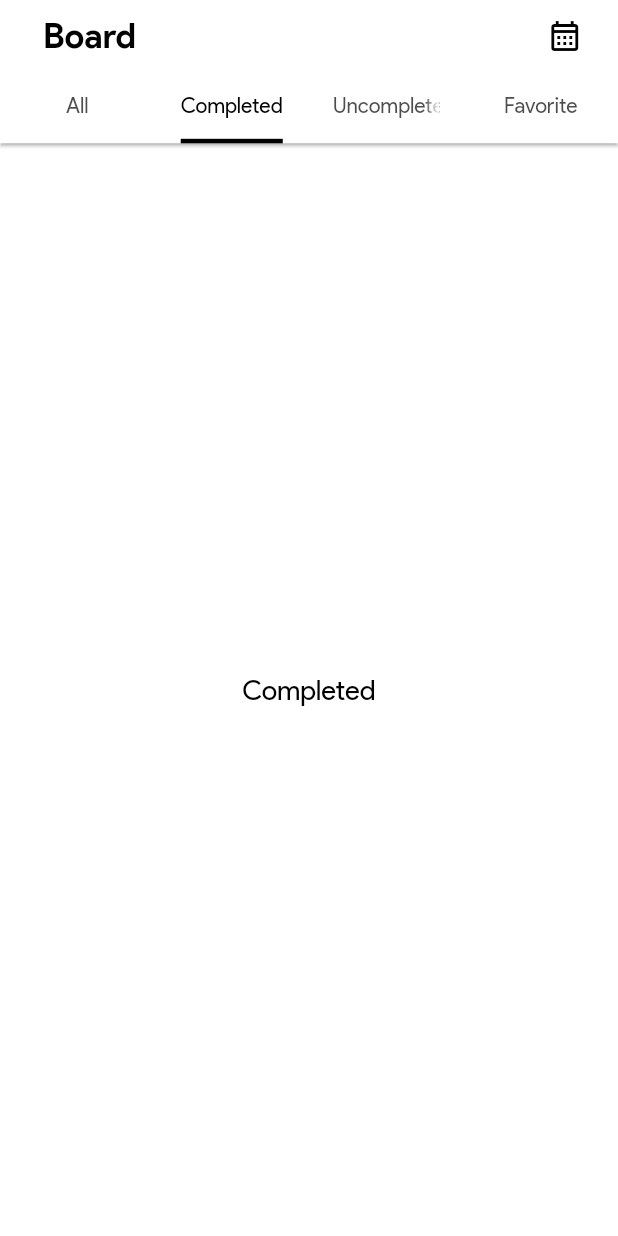
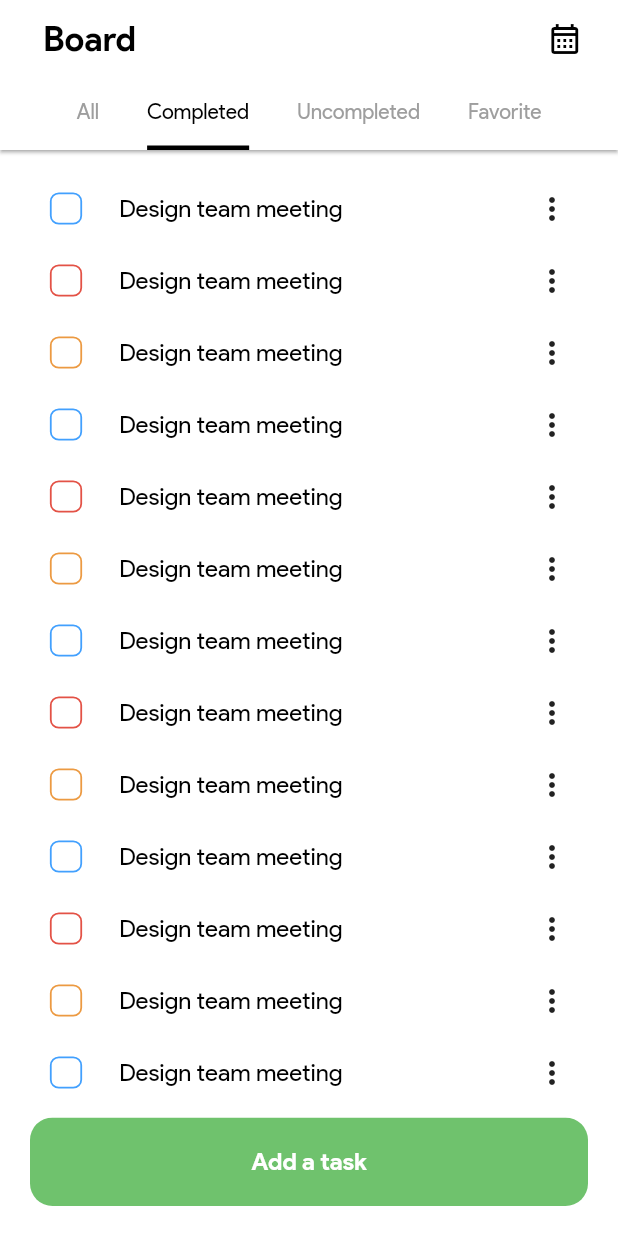
Before and after one commit to umrhsn/ToDoApp, a Flutter app: the screen it shows after launch, tab 2 chosen, on a phone screen of 412 x 824 dp. Run offline on Flutter 3.47's test engine with Material 2 defaults, Android fonts, the light colour scheme and no system bars; our stand-ins replace equatable, flutter_bloc, flutter_screenutil.

Commit message:
finalization board_screen.dart ui

```diff
--- a/lib/src/config/themes/app_theme.dart
+++ b/lib/src/config/themes/app_theme.dart
@@ -1,7 +1,7 @@
 import 'package:flutter/material.dart';
-import 'package:flutter_screenutil/flutter_screenutil.dart';
 import 'package:to_do_app/src/config/themes/widgets/app_bar_theme.dart';
 import 'package:to_do_app/src/config/themes/widgets/tab_bar_theme.dart';
+import 'package:to_do_app/src/config/themes/widgets/text_theme.dart';
 import 'package:to_do_app/src/core/utils/app_colors.dart';
 import 'package:to_do_app/src/core/utils/app_strings.dart';
 
@@ -15,10 +15,7 @@ class AppThemes {
       primarySwatch: AppColors.primarySwatch,
       scaffoldBackgroundColor: isLight ? Colors.white : Colors.black,
       fontFamily: AppStrings.fontFamily,
-      textTheme: TextTheme(
-        bodyMedium: TextStyle(
-            fontSize: 16.sp, color: isLight ? Colors.black : Colors.white),
-      ),
+      textTheme: AppTextThemes.textTheme(isLight: isLight),
     );
   }
 }
--- a/lib/src/config/themes/widgets/tab_bar_theme.dart
+++ b/lib/src/config/themes/widgets/tab_bar_theme.dart
@@ -1,5 +1,4 @@
 import 'package:flutter/material.dart';
-import 'package:to_do_app/src/core/utils/app_colors.dart';
 
 class TabBarThemes {
   static TabBarTheme tabBarTheme({required bool isLight}) {
@@ -15,6 +14,7 @@ class TabBarThemes {
         // borderRadius: BorderRadius.circular(10),
       ),
       labelColor: isLight ? Colors.black : Colors.white,
+      unselectedLabelColor: Colors.grey,
       indicatorSize: TabBarIndicatorSize.label,
     );
   }
--- /dev/null
+++ b/lib/src/config/themes/widgets/text_theme.dart
@@ -0,0 +1,11 @@
+import 'package:flutter/material.dart';
+import 'package:flutter_screenutil/flutter_screenutil.dart';
+
+class AppTextThemes {
+  static TextTheme textTheme({required bool isLight}) {
+    return TextTheme(
+      bodyMedium: TextStyle(
+          fontSize: 14.sp, color: isLight ? Colors.black : Colors.white),
+    );
+  }
+}
--- a/lib/src/core/utils/app_colors.dart
+++ b/lib/src/core/utils/app_colors.dart
@@ -5,4 +5,12 @@ class AppColors {
   static const MaterialColor primarySwatch = Colors.green;
   static Color shadowLight = Colors.grey.shade500;
   static Color shadowDark = Colors.grey.shade200;
+
+  /// [tasksColorsList] to be used in [BoardScreen] and [ScheduleScreen]
+  static List<Color> tasksColorsList = [
+    const Color(0xFFE35246),
+    const Color(0xFFEC9A42),
+    const Color(0xFFF5C511),
+    const Color(0xFF42A0FE),
+  ];
 }
--- a/lib/src/core/utils/app_constants.dart
+++ b/lib/src/core/utils/app_constants.dart
@@ -12,10 +12,10 @@ class AppConstants {
     Tab(text: 'Favorite'),
   ];
 
-  static const List<Widget> boardTabViews = [
-    Padding(padding: EdgeInsets.all(20), child: AllTabBarView()),
-    Padding(padding: EdgeInsets.all(20), child: CompletedTabBarView()),
-    Padding(padding: EdgeInsets.all(20), child: UncompletedTabBarView()),
-    Padding(padding: EdgeInsets.all(20), child: FavoriteTabBarView()),
+  static const List<Widget> boardTabViewsList = [
+    AllTabBarView(),
+    CompletedTabBarView(),
+    UncompletedTabBarView(),
+    FavoriteTabBarView(),
   ];
 }
--- a/lib/src/core/widgets/app_bar_widget.dart
+++ b/lib/src/core/widgets/app_bar_widget.dart
@@ -10,7 +10,7 @@ class AppBarWidget extends StatelessWidget with PreferredSizeWidget {
   bool hasActions;
   final IconData? trailingIcon;
   void Function()? trailingIconOnTap;
-  TabBar? bottom;
+  PreferredSizeWidget? bottom;
   double toolbarHeight;
 
   AppBarWidget({
--- /dev/null
+++ b/lib/src/core/widgets/my_button_widget.dart
@@ -0,0 +1,36 @@
+import 'package:flutter/material.dart';
+import 'package:flutter_screenutil/flutter_screenutil.dart';
+import 'package:to_do_app/src/config/routes/app_routes.dart';
+import 'package:to_do_app/src/core/utils/app_colors.dart';
+
+class MyButtonWidget extends StatelessWidget {
+  final double minWidth;
+  final void Function()? onPressed;
+  final String label;
+
+  const MyButtonWidget(
+      {Key? key,
+      this.minWidth = double.infinity,
+      required this.onPressed,
+      required this.label})
+      : super(key: key);
+
+  @override
+  Widget build(BuildContext context) {
+    return ClipRRect(
+      borderRadius: BorderRadius.circular(15),
+      child: MaterialButton(
+        minWidth: minWidth,
+        padding: const EdgeInsets.all(20),
+        onPressed: onPressed,
+        color: AppColors.primary,
+        textColor: Colors.white,
+        elevation: 0,
+        child: Text(
+          label,
+          style: TextStyle(fontSize: 14.sp, fontWeight: FontWeight.bold),
+        ),
+      ),
+    );
+  }
+}
--- a/lib/src/features/board/presentation/screens/board_screen.dart
+++ b/lib/src/features/board/presentation/screens/board_screen.dart
@@ -21,17 +21,17 @@ class _BoardScreenState extends State<BoardScreen> {
   @override
   Widget build(BuildContext context) {
     final appBar = AppBarWidget(
-      toolbarHeight: 80.h,
+      toolbarHeight: 100,
       title: AppStrings.boardScreenTitle,
       hasActions: true,
       trailingIcon: Icons.calendar_month_outlined,
       trailingIconOnTap: () =>
           Navigator.pushNamed(context, Routes.scheduleRoute),
-      bottom: const TabBar(tabs: AppConstants.boardTabs),
+      bottom: const TabBar(tabs: AppConstants.boardTabs, isScrollable: true),
     );
 
     return DefaultTabController(
-      length: AppConstants.boardTabViews.length,
+      length: AppConstants.boardTabViewsList.length,
       child: Scaffold(
         appBar: appBar,
         body: _buildBodyContent(),
--- a/lib/src/features/board/presentation/views/all_tab_bar_view.dart
+++ b/lib/src/features/board/presentation/views/all_tab_bar_view.dart
@@ -1,7 +1,5 @@
 import 'package:flutter/material.dart';
-import 'package:flutter_screenutil/flutter_screenutil.dart';
-import 'package:to_do_app/src/config/routes/app_routes.dart';
-import 'package:to_do_app/src/core/utils/app_colors.dart';
+import 'package:to_do_app/src/features/board/presentation/widgets/tab_view_widget.dart';
 
 class AllTabBarView extends StatefulWidget {
   const AllTabBarView({Key? key}) : super(key: key);
@@ -13,31 +11,6 @@ class AllTabBarView extends StatefulWidget {
 class _AllTabBarViewState extends State<AllTabBarView> {
   @override
   Widget build(BuildContext context) {
-    return Column(
-      mainAxisAlignment: MainAxisAlignment.spaceBetween,
-      children: [
-        Expanded(
-          child: ListView.builder(
-              itemBuilder: (context, index) => Text('item$index'),
-              itemCount: 100),
-        ),
-        SizedBox(height: 15.h),
-        ClipRRect(
-          borderRadius: BorderRadius.circular(15),
-          child: MaterialButton(
-            minWidth: double.infinity,
-            padding: const EdgeInsets.all(20),
-            onPressed: () => Navigator.pushNamed(context, Routes.addTaskRoute),
-            color: AppColors.primary,
-            textColor: Colors.white,
-            elevation: 0,
-            child: Text(
-              'Add a task',
-              style: TextStyle(fontSize: 14.sp, fontWeight: FontWeight.bold),
-            ),
-          ),
-        )
-      ],
-    );
+    return const MyTabView();
   }
 }
--- a/lib/src/features/board/presentation/views/completed_tab_bar_view.dart
+++ b/lib/src/features/board/presentation/views/completed_tab_bar_view.dart
@@ -1,4 +1,5 @@
 import 'package:flutter/material.dart';
+import 'package:to_do_app/src/features/board/presentation/widgets/tab_view_widget.dart';
 
 class CompletedTabBarView extends StatefulWidget {
   const CompletedTabBarView({Key? key}) : super(key: key);
@@ -10,6 +11,6 @@ class CompletedTabBarView extends StatefulWidget {
 class _CompletedTabBarViewState extends State<CompletedTabBarView> {
   @override
   Widget build(BuildContext context) {
-    return Center(child: Text('Completed'));
+    return const MyTabView();
   }
 }
--- a/lib/src/features/board/presentation/views/favorite_tab_bar_view.dart
+++ b/lib/src/features/board/presentation/views/favorite_tab_bar_view.dart
@@ -1,4 +1,5 @@
 import 'package:flutter/material.dart';
+import 'package:to_do_app/src/features/board/presentation/widgets/tab_view_widget.dart';
 
 class FavoriteTabBarView extends StatefulWidget {
   const FavoriteTabBarView({Key? key}) : super(key: key);
@@ -10,6 +11,6 @@ class FavoriteTabBarView extends StatefulWidget {
 class _FavoriteTabBarViewState extends State<FavoriteTabBarView> {
   @override
   Widget build(BuildContext context) {
-    return Center(child: Text('Favorite'));
+    return const MyTabView();
   }
 }
--- a/lib/src/features/board/presentation/views/uncompleted_tab_bar_view.dart
+++ b/lib/src/features/board/presentation/views/uncompleted_tab_bar_view.dart
@@ -1,4 +1,5 @@
 import 'package:flutter/material.dart';
+import 'package:to_do_app/src/features/board/presentation/widgets/tab_view_widget.dart';
 
 class UncompletedTabBarView extends StatefulWidget {
   const UncompletedTabBarView({Key? key}) : super(key: key);
@@ -10,6 +11,6 @@ class UncompletedTabBarView extends StatefulWidget {
 class _UncompletedTabBarViewState extends State<UncompletedTabBarView> {
   @override
   Widget build(BuildContext context) {
-    return Center(child: Text('Uncompleted'));
+    return const MyTabView();
   }
 }
--- a/lib/src/features/board/presentation/widgets/board_content.dart
+++ b/lib/src/features/board/presentation/widgets/board_content.dart
@@ -1,13 +1,28 @@
 import 'package:flutter/material.dart';
+import 'package:flutter_screenutil/flutter_screenutil.dart';
+import 'package:to_do_app/src/config/routes/app_routes.dart';
+import 'package:to_do_app/src/core/utils/app_colors.dart';
 import 'package:to_do_app/src/core/utils/app_constants.dart';
+import 'package:to_do_app/src/core/widgets/my_button_widget.dart';
 
 class BoardContent extends StatelessWidget {
   BoardContent({Key? key}) : super(key: key);
 
   @override
   Widget build(BuildContext context) {
-    return const TabBarView(
-      children: AppConstants.boardTabViews,
+    return Padding(
+      padding: const EdgeInsets.only(left: 20, right: 20, bottom: 20, top: 15),
+      child: Column(
+        children: [
+          Expanded(
+            child: TabBarView(children: AppConstants.boardTabViewsList),
+          ),
+          MyButtonWidget(
+            label: 'Add a task',
+            onPressed: () => Navigator.pushNamed(context, Routes.addTaskRoute),
+          ),
+        ],
+      ),
     );
   }
 }
--- /dev/null
+++ b/lib/src/features/board/presentation/widgets/board_item.dart
@@ -0,0 +1,56 @@
+import 'package:flutter/material.dart';
+import 'package:flutter_screenutil/flutter_screenutil.dart';
+import 'package:to_do_app/src/core/utils/app_colors.dart';
+
+class BoardItem extends StatelessWidget {
+  const BoardItem({
+    Key? key,
+  }) : super(key: key);
+
+  @override
+  Widget build(BuildContext context) {
+    AppColors.tasksColorsList.shuffle();
+    bool isChecked = false;
+
+    return Row(
+      children: [
+        Transform.scale(
+          // to control checkbox size
+          scale: 1.h,
+          child: Checkbox(
+            value: isChecked,
+            activeColor: AppColors.tasksColorsList[0],
+            onChanged: (_) {},
+            shape: RoundedRectangleBorder(
+              borderRadius: BorderRadius.circular(5),
+            ),
+            side: MaterialStateBorderSide.resolveWith(
+              (states) =>
+                  BorderSide(width: 1.0, color: AppColors.tasksColorsList[0]),
+            ),
+          ),
+        ),
+        SizedBox(width: 10.w),
+        const Text('Design team meeting'),
+        const Spacer(),
+        PopupMenuButton<String>(
+            onSelected: handleClick,
+            itemBuilder: (context) {
+              return {'Add to favorites'}.map((String choice) {
+                return PopupMenuItem<String>(
+                  value: choice,
+                  child: Text(choice),
+                );
+              }).toList();
+            }),
+      ],
+    );
+  }
+}
+
+void handleClick(String value) {
+  switch (value) {
+    case 'Add to favorites':
+      break;
+  }
+}
--- /dev/null
+++ b/lib/src/features/board/presentation/widgets/tab_view_widget.dart
@@ -0,0 +1,14 @@
+import 'package:flutter/material.dart';
+import 'package:to_do_app/src/features/board/presentation/widgets/board_item.dart';
+
+class MyTabView extends StatelessWidget {
+  const MyTabView({
+    Key? key,
+  }) : super(key: key);
+
+  @override
+  Widget build(BuildContext context) {
+    return ListView.builder(
+        itemBuilder: (context, index) => const BoardItem(), itemCount: 100);
+  }
+}
```
